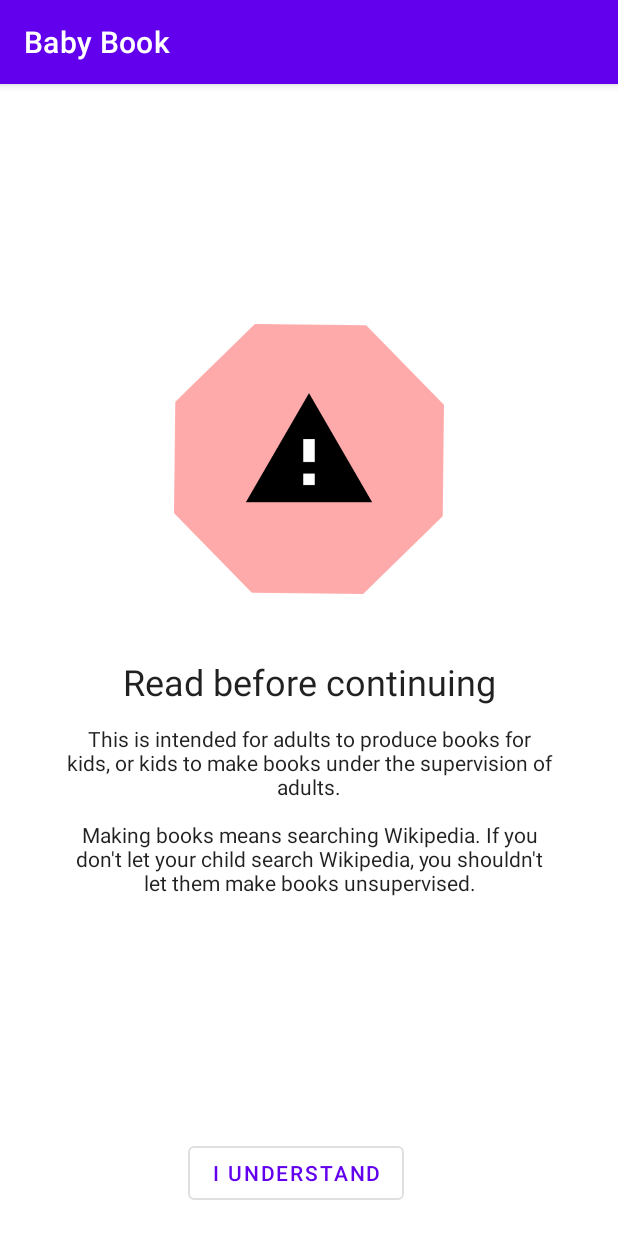
After one commit to babydots/babybook, an Android app: the ContentWarningActivity screen opened directly, with no data from a screen before it, on a phone screen of 412 x 824 dp. The commit adds this screen. Run offline under Robolectric (Android 15) with nearby library versions, the phone set to English and light mode, and no system bars.

Commit message:
Add content warning regarding searching wikipedia.

```diff
--- a/android/src/main/AndroidManifest.xml
+++ b/android/src/main/AndroidManifest.xml
@@ -11,6 +11,9 @@
         android:roundIcon="@mipmap/ic_launcher_round"
         android:supportsRtl="true"
         android:theme="@style/Theme.BabyBook">
+        <activity
+            android:name=".contentwarning.ContentWarningActivity"
+            android:exported="false" />
         <activity
             android:name=".onboarding.OnboardingActivity"
             android:exported="false" />
--- a/android/src/main/java/com/serwylo/babybook/Preferences.kt
+++ b/android/src/main/java/com/serwylo/babybook/Preferences.kt
@@ -7,6 +7,7 @@ import androidx.preference.PreferenceManager
 object Preferences {
 
     private const val KEY_ONBOARDING_COMPLETE = "onboarding_complete"
+    private const val KEY_HAS_SHOWN_CONTENT_WARNING_COMPLETE = "has_shown_content_warning"
 
     private fun prefs(context: Context) = PreferenceManager.getDefaultSharedPreferences(context)
 
@@ -16,4 +17,10 @@ object Preferences {
         putBoolean(KEY_ONBOARDING_COMPLETE, true)
     }
 
+    fun hasShownContentWarning(context: Context) = prefs(context).getBoolean(KEY_HAS_SHOWN_CONTENT_WARNING_COMPLETE, false)
+
+    fun setHasShownContentWarning(context: Context) = prefs(context).edit {
+        putBoolean(KEY_HAS_SHOWN_CONTENT_WARNING_COMPLETE, true)
+    }
+
 }
--- a/android/src/main/java/com/serwylo/babybook/SettingsActivity.kt
+++ b/android/src/main/java/com/serwylo/babybook/SettingsActivity.kt
@@ -4,6 +4,7 @@ import android.content.Intent
 import android.os.Bundle
 import androidx.appcompat.app.AppCompatActivity
 import androidx.preference.*
+import com.serwylo.babybook.contentwarning.ContentWarningActivity
 import com.serwylo.babybook.onboarding.OnboardingActivity
 
 class SettingsActivity : AppCompatActivity() {
@@ -28,6 +29,12 @@ class SettingsActivity : AppCompatActivity() {
                 startActivity(Intent(context, OnboardingActivity::class.java))
                 true
             }
+
+            val showContentWarning = findPreference<Preference>("show_content_warning")
+            showContentWarning?.setOnPreferenceClickListener {
+                startActivity(Intent(context, ContentWarningActivity::class.java))
+                true
+            }
         }
 
     }
--- /dev/null
+++ b/android/src/main/java/com/serwylo/babybook/contentwarning/ContentWarningActivity.kt
@@ -0,0 +1,23 @@
+package com.serwylo.babybook.contentwarning
+
+import android.os.Bundle
+import androidx.appcompat.app.AppCompatActivity
+import com.serwylo.babybook.databinding.ActivityContentWarningBinding
+
+class ContentWarningActivity : AppCompatActivity() {
+
+    private lateinit var binding: ActivityContentWarningBinding
+
+    override fun onCreate(savedInstanceState: Bundle?) {
+        super.onCreate(savedInstanceState)
+
+        binding = ActivityContentWarningBinding.inflate(layoutInflater)
+
+        binding.iUnderstand.setOnClickListener {
+            finish()
+        }
+
+        setContentView(binding.root)
+    }
+
+}
--- a/android/src/main/java/com/serwylo/babybook/editbook/EditBookActivity.kt
+++ b/android/src/main/java/com/serwylo/babybook/editbook/EditBookActivity.kt
@@ -11,8 +11,10 @@ import androidx.lifecycle.ViewModelProvider
 import androidx.lifecycle.lifecycleScope
 import androidx.recyclerview.widget.GridLayoutManager
 import com.google.android.material.dialog.MaterialAlertDialogBuilder
+import com.serwylo.babybook.Preferences
 import com.serwylo.babybook.R
 import com.serwylo.babybook.bookviewer.BookViewerActivity
+import com.serwylo.babybook.contentwarning.ContentWarningActivity
 import com.serwylo.babybook.databinding.ActivityEditBookBinding
 import com.serwylo.babybook.db.AppDatabase
 import com.serwylo.babybook.db.repositories.BookRepository
@@ -31,6 +33,10 @@ class EditBookActivity : AppCompatActivity() {
     override fun onCreate(savedInstanceState: Bundle?) {
         super.onCreate(savedInstanceState)
 
+        if (!Preferences.hasShownContentWarning(this)) {
+            Preferences.setHasShownContentWarning(this)
+            startActivity(Intent(this, ContentWarningActivity::class.java))
+        }
 
         binding = ActivityEditBookBinding.inflate(layoutInflater)
         setContentView(binding.root)
--- /dev/null
+++ b/android/src/main/res/layout/activity_content_warning.xml
@@ -0,0 +1,64 @@
+<?xml version="1.0" encoding="utf-8"?>
+<androidx.constraintlayout.widget.ConstraintLayout xmlns:android="http://schemas.android.com/apk/res/android"
+    android:layout_width="match_parent"
+    android:layout_height="match_parent"
+    xmlns:app="http://schemas.android.com/apk/res-auto"
+    xmlns:tools="http://schemas.android.com/tools">
+
+    <androidx.appcompat.widget.AppCompatImageView
+        android:id="@+id/image"
+        android:layout_width="180dp"
+        android:layout_height="180dp"
+        app:layout_constraintTop_toTopOf="parent"
+        app:layout_constraintStart_toStartOf="parent"
+        app:layout_constraintEnd_toEndOf="parent"
+        app:layout_constraintBottom_toTopOf="@id/title"
+        app:layout_constraintVertical_chainStyle="packed"
+        android:layout_marginBottom="42dp"
+        android:src="@drawable/warning" />
+
+    <androidx.appcompat.widget.AppCompatTextView
+        android:id="@+id/title"
+        android:layout_width="0dp"
+        android:layout_height="wrap_content"
+        android:layout_marginStart="42dp"
+        android:layout_marginEnd="42dp"
+        android:layout_marginBottom="12dp"
+        android:text="Read before continuing"
+        android:textAlignment="center"
+        android:textAppearance="@style/TextAppearance.AppCompat.Headline"
+        app:layout_constraintBottom_toTopOf="@id/description"
+        app:layout_constraintEnd_toEndOf="parent"
+        app:layout_constraintHorizontal_bias="0.0"
+        app:layout_constraintStart_toStartOf="parent"
+        app:layout_constraintTop_toBottomOf="@id/image" />
+
+    <androidx.appcompat.widget.AppCompatTextView
+        android:id="@+id/description"
+        android:layout_width="0dp"
+        android:layout_height="wrap_content"
+        android:text="This is intended for adults to produce books for kids, or kids to make books under the supervision of adults.\n\nMaking books means searching Wikipedia. If you don't let your child search Wikipedia, you shouldn't let them make books unsupervised."
+        android:textAppearance="@style/TextAppearance.AppCompat.Body1"
+        android:textAlignment="center"
+        android:layout_marginStart="42dp"
+        android:layout_marginEnd="42dp"
+        app:layout_constraintTop_toBottomOf="@id/title"
+        app:layout_constraintStart_toStartOf="parent"
+        app:layout_constraintEnd_toEndOf="parent"
+        app:layout_constraintBottom_toTopOf="@id/i_understand" />
+
+    <com.google.android.material.button.MaterialButton
+        android:id="@+id/i_understand"
+        android:layout_width="wrap_content"
+        android:layout_height="wrap_content"
+        android:text="I Understand"
+        style="@style/Widget.MaterialComponents.Button.OutlinedButton"
+        app:layout_constraintStart_toStartOf="parent"
+        app:layout_constraintEnd_toEndOf="parent"
+        app:layout_constraintBottom_toBottomOf="parent"
+        app:layout_constraintHorizontal_chainStyle="spread"
+        android:layout_marginEnd="18dp"
+        android:layout_marginBottom="18dp"
+        />
+
+</androidx.constraintlayout.widget.ConstraintLayout>
--- a/android/src/main/res/xml/settings.xml
+++ b/android/src/main/res/xml/settings.xml
@@ -4,4 +4,8 @@
         android:key="show_onboarding"
         android:title="Show start screen"
         android:summary="If you missed start screen the first time" />
+    <Preference
+        android:key="show_content_warning"
+        android:title="Show content warning"
+        android:summary="Warning about searching Wikipedia" />
 </PreferenceScreen>
```
Also changed, not shown: android/src/main/res/drawable/warning.png (added).
